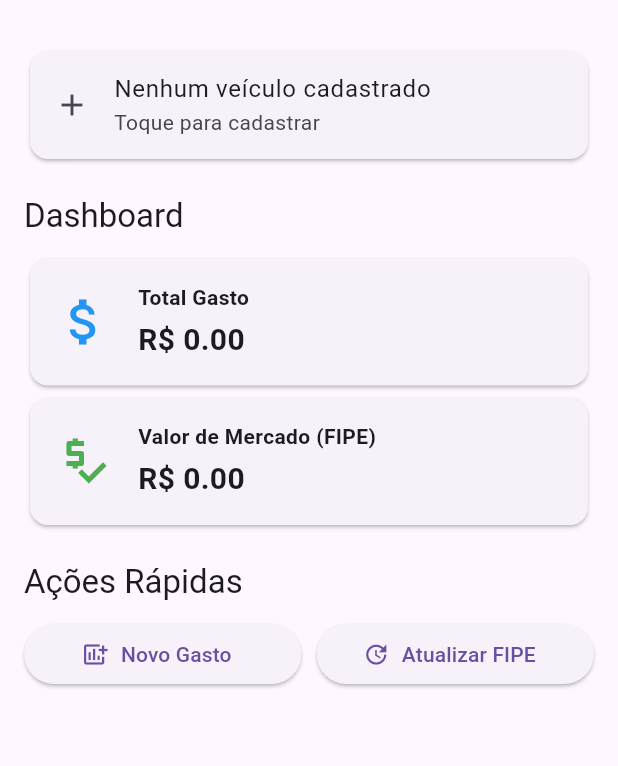
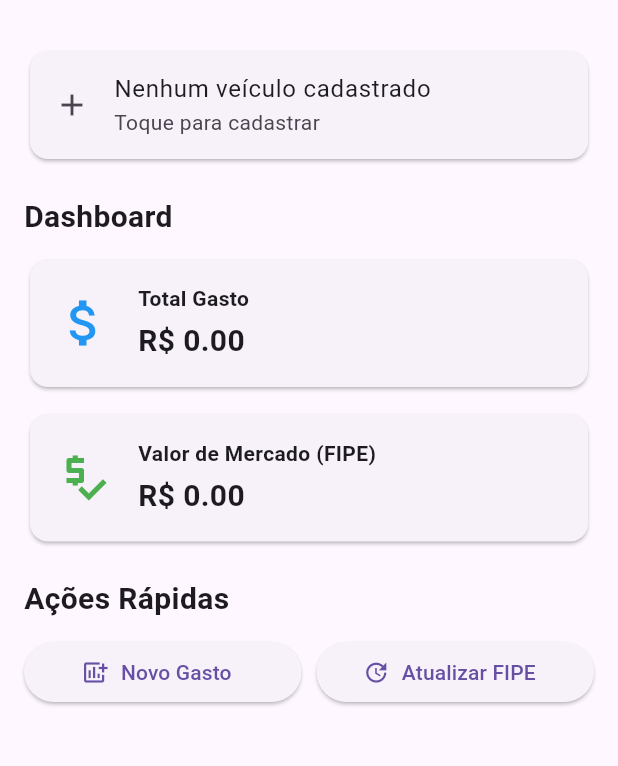
Before and after one commit to LeleMaria1/auto_stats, a Flutter app: the screen it shows after launch, on a phone screen of 412 x 824 dp, the part 63-829 px from its top. Run offline on Flutter 3.47's test engine with Material 3 defaults, Android fonts, the phone set to English and light mode, and no system bars; our stand-ins replace hive, hive_flutter; accounts and stored records are empty.

Commit message:
fix: correção de overflow na home screen
- Substituído Column por ListView para scroll infinito
- Limite de 2 despesas recentes para telas pequenas
- Espaçamento consistente entre widgets
- Botões desabilitados durante loading da API
- Layout responsivo em todas as telas

```diff
--- a/lib/views/home_screen.dart
+++ b/lib/views/home_screen.dart
@@ -22,7 +22,7 @@ class HomeScreen extends StatelessWidget {
       ),
       body: Consumer2<VehicleViewModel, ExpenseViewModel>(
         builder: (context, vehicleVM, expenseVM, child) {
-          if (vehicleVM.isLoading || expenseVM.isLoading) {
+          if (vehicleVM.isLoading) {
             return Center(child: CircularProgressIndicator());
           }
 
@@ -30,10 +30,9 @@ class HomeScreen extends StatelessWidget {
           final marketValue = vehicleVM.marketValue ?? 0.0;
           final tcoComparison = marketValue > 0 ? totalSpent - marketValue : null;
 
-          return Padding(
-            padding: const EdgeInsets.all(16.0),
-            child: Column(
-              crossAxisAlignment: CrossAxisAlignment.start,
+          // USANDO LISTVIEW EM VEZ DE COLUMN COM SCROLLVIEW
+          return ListView(
+            padding: EdgeInsets.all(16.0),
             children: [
               // Veículo atual
               if (vehicleVM.vehicle != null)
@@ -41,14 +40,24 @@ class HomeScreen extends StatelessWidget {
                   child: ListTile(
                     leading: Icon(Icons.directions_car),
                     title: Text(vehicleVM.vehicle!.model),
-                      subtitle: Text('${vehicleVM.vehicle!.year} • ${vehicleVM.vehicle!.currentMileage.toStringAsFixed(0)} km'),
+                    subtitle: Column(
+                      crossAxisAlignment: CrossAxisAlignment.start,
+                      children: [
+                        Text(
+                            '${vehicleVM.vehicle!.year} • ${vehicleVM.vehicle!.currentMileage.toStringAsFixed(0)} km'),
+                        if (vehicleVM.vehicle!.lastFipeUpdate != null)
+                          Text(
+                            'FIPE: ${vehicleVM.vehicle!.lastFipeUpdate!.day}/${vehicleVM.vehicle!.lastFipeUpdate!.month}/${vehicleVM.vehicle!.lastFipeUpdate!.year}',
+                            style: TextStyle(fontSize: 12, color: Colors.grey),
+                          ),
+                      ],
+                    ),
                     trailing: Row(
                       mainAxisSize: MainAxisSize.min,
                       children: [
                         IconButton(
                           icon: Icon(Icons.edit),
                           onPressed: () {
-                              // SOLUÇÃO: Navegação correta com argumentos
                             Navigator.pushNamed(
                               context,
                               '/vehicle-form',
@@ -56,9 +65,44 @@ class HomeScreen extends StatelessWidget {
                             );
                           },
                         ),
-                          IconButton(
+                        vehicleVM.isFetchingFipe
+                            ? Padding(
+                                padding: EdgeInsets.all(8.0),
+                                child: SizedBox(
+                                  width: 20,
+                                  height: 20,
+                                  child: CircularProgressIndicator(strokeWidth: 2),
+                                ),
+                              )
+                            : IconButton(
                                 icon: Icon(Icons.update),
-                            onPressed: () => vehicleVM.fetchFipeValue(),
+                                onPressed: () async {
+                                  if (vehicleVM.vehicle != null) {
+                                    await vehicleVM.fetchFipeValue();
+
+                                    if (vehicleVM.errorMessage == null) {
+                                      ScaffoldMessenger.of(context).showSnackBar(
+                                        SnackBar(
+                                          content: Text('✅ Valor FIPE atualizado!'),
+                                          backgroundColor: Colors.green,
+                                        ),
+                                      );
+                                    } else if (vehicleVM.errorMessage!.contains('estimado')) {
+                                      ScaffoldMessenger.of(context).showSnackBar(
+                                        SnackBar(
+                                          content: Text('⚠️ ${vehicleVM.errorMessage}'),
+                                          backgroundColor: Colors.orange,
+                                        ),
+                                      );
+                                    }
+                                  } else {
+                                    ScaffoldMessenger.of(context).showSnackBar(
+                                      SnackBar(
+                                        content: Text('Cadastre um veículo primeiro'),
+                                      ),
+                                    );
+                                  }
+                                },
                               ),
                       ],
                     ),
@@ -81,35 +125,43 @@ class HomeScreen extends StatelessWidget {
               // Dashboard
               Text(
                 'Dashboard',
-                  style: Theme.of(context).textTheme.titleLarge,
+                style: TextStyle(fontSize: 20, fontWeight: FontWeight.bold),
               ),
               SizedBox(height: 10),
+
               DashboardCard(
                 title: 'Total Gasto',
                 value: totalSpent,
                 icon: Icons.attach_money,
                 color: Colors.blue,
               ),
+              SizedBox(height: 10),
+
               DashboardCard(
-                  title: 'Valor de Mercado (FIPE)',
+                title: vehicleVM.isFetchingFipe
+                    ? 'Buscando FIPE...'
+                    : 'Valor de Mercado (FIPE)',
                 value: marketValue,
-                  icon: Icons.price_check,
-                  color: Colors.green,
+                icon: vehicleVM.isFetchingFipe ? Icons.refresh : Icons.price_check,
+                color: vehicleVM.isFetchingFipe ? Colors.orange : Colors.green,
               ),
-                if (tcoComparison != null)
+
+              if (tcoComparison != null && !vehicleVM.isFetchingFipe) ...[
+                SizedBox(height: 10),
                 DashboardCard(
-                    title: 'Diferença (Gasto - Mercado)',
-                    value: tcoComparison,
-                    icon: Icons.compare,
+                  title: '${tcoComparison > 0 ? 'Prejuízo' : 'Lucro'} (Gasto vs Mercado)',
+                  value: tcoComparison.abs(),
+                  icon: tcoComparison > 0 ? Icons.trending_down : Icons.trending_up,
                   color: tcoComparison > 0 ? Colors.red : Colors.green,
                 ),
+              ],
 
               SizedBox(height: 20),
 
               // Ações Rápidas
               Text(
                 'Ações Rápidas',
-                  style: Theme.of(context).textTheme.titleLarge,
+                style: TextStyle(fontSize: 20, fontWeight: FontWeight.bold),
               ),
               SizedBox(height: 10),
               Row(
@@ -126,15 +178,19 @@ class HomeScreen extends StatelessWidget {
                   SizedBox(width: 10),
                   Expanded(
                     child: ElevatedButton.icon(
-                        icon: Icon(Icons.update),
-                        label: Text('Atualizar FIPE'),
-                        onPressed: () {
+                      icon: vehicleVM.isFetchingFipe
+                          ? SizedBox(
+                              width: 16,
+                              height: 16,
+                              child: CircularProgressIndicator(color: Colors.white, strokeWidth: 2),
+                            )
+                          : Icon(Icons.update),
+                      label: vehicleVM.isFetchingFipe
+                          ? Text('Consultando...')
+                          : Text('Atualizar FIPE'),
+                      onPressed: vehicleVM.isFetchingFipe ? null : () async {
                         if (vehicleVM.vehicle != null) {
-                            vehicleVM.fetchFipeValue();
-                          } else {
-                            ScaffoldMessenger.of(context).showSnackBar(
-                              SnackBar(content: Text('Cadastre um veículo primeiro')),
-                            );
+                          await vehicleVM.fetchFipeValue();
                         }
                       },
                     ),
@@ -142,18 +198,18 @@ class HomeScreen extends StatelessWidget {
                 ],
               ),
 
-                // Seção de despesas recentes
-                if (expenseVM.expenses.isNotEmpty) ...[
+              // Despesas recentes (SOMENTE se houver espaço)
+              if (expenseVM.expenses.isNotEmpty && !vehicleVM.isFetchingFipe) ...[
                 SizedBox(height: 20),
                 Text(
                   'Despesas Recentes',
-                    style: Theme.of(context).textTheme.titleLarge,
+                  style: TextStyle(fontSize: 20, fontWeight: FontWeight.bold),
                 ),
                 SizedBox(height: 10),
-                  Card(
-                    child: Column(
-                      children: expenseVM.expenses.take(3).map((expense) {
-                        return ListTile(
+                ...expenseVM.expenses.take(2).map((expense) => Padding(
+                  padding: EdgeInsets.only(bottom: 8),
+                  child: Card(
+                    child: ListTile(
                       leading: Icon(expense.category.icon),
                       title: Text(expense.description),
                       subtitle: Text('${expense.category.name} • ${expense.date.day}/${expense.date.month}/${expense.date.year}'),
@@ -161,25 +217,30 @@ class HomeScreen extends StatelessWidget {
                         'R\$${expense.value.toStringAsFixed(2)}',
                         style: TextStyle(
                           fontWeight: FontWeight.bold,
-                              color: expense.category == ExpenseCategory.tax
-                                  ? Colors.red
-                                  : Colors.orange,
+                          color: expense.category == ExpenseCategory.tax ? Colors.red : Colors.orange,
                         ),
                       ),
-                        );
-                      }).toList(),
                     ),
                   ),
-                  if (expenseVM.expenses.length > 3)
-                    TextButton(
+                )).toList(),
+
+                if (expenseVM.expenses.length > 2)
+                  Padding(
+                    padding: EdgeInsets.only(top: 8),
+                    child: Center(
+                      child: TextButton(
                         onPressed: () {
                           Navigator.pushNamed(context, '/history');
                         },
-                      child: Text('Ver todas as despesas (${expenseVM.expenses.length})'),
+                        child: Text('Ver histórico completo (${expenseVM.expenses.length})'),
+                      ),
+                    ),
                   ),
               ],
+
+              // Espaço final para garantir que não corte
+              SizedBox(height: 30),
             ],
-            ),
           );
         },
       ),
```
Also changed, not shown: lib/services/fipe_service.dart (+99 -0 lines), lib/viewmodels/vehicle_viewmodel.dart (+85 -9 lines). Lines whose indentation alone changed are shown as unchanged.
